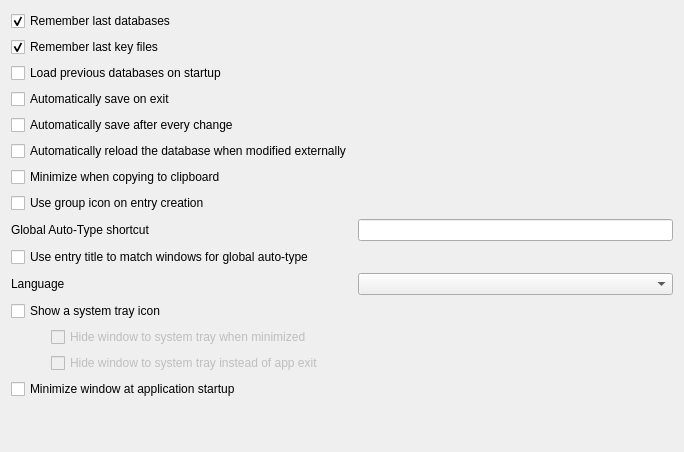
First picture: the form in src/gui/SettingsWidgetGeneral.ui, repository keepassxreboot/keepassxc, before the edit.
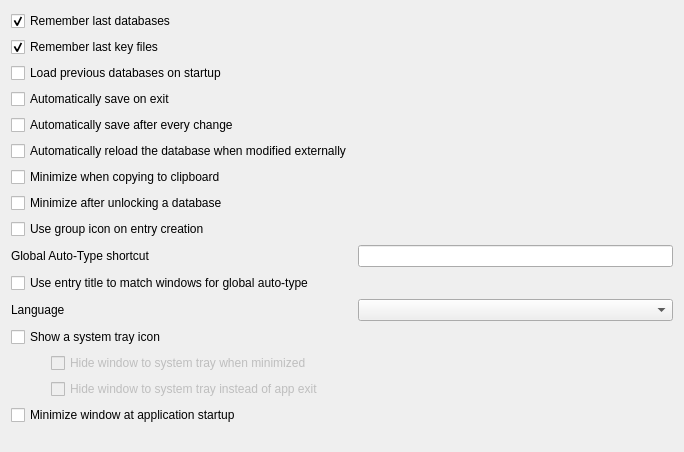
Second picture: the form after the edit. Custom widgets are drawn as their Qt base class.

Commit message: Add option to minimize window after database unlock

```diff
--- a/src/gui/SettingsWidgetGeneral.ui
+++ b/src/gui/SettingsWidgetGeneral.ui
@@ -70,40 +70,47 @@
     </widget>
    </item>
    <item row="7" column="0">
+    <widget class="QCheckBox" name="minimizeOnUnlockCheckBox">
+     <property name="text">
+      <string>Minimize after unlocking a database</string>
+     </property>
+    </widget>
+   </item>
+   <item row="8" column="0">
     <widget class="QCheckBox" name="useGroupIconOnEntryCreationCheckBox">
      <property name="text">
       <string>Use group icon on entry creation</string>
      </property>
     </widget>
    </item>
-   <item row="8" column="0">
+   <item row="9" column="0">
     <widget class="QLabel" name="autoTypeShortcutLabel">
      <property name="text">
       <string>Global Auto-Type shortcut</string>
      </property>
     </widget>
    </item>
-   <item row="8" column="1">
+   <item row="9" column="1">
     <widget class="ShortcutWidget" name="autoTypeShortcutWidget"/>
    </item>
-   <item row="9" column="0">
+   <item row="10" column="0">
     <widget class="QCheckBox" name="autoTypeEntryTitleMatchCheckBox">
      <property name="text">
       <string>Use entry title to match windows for global auto-type</string>
      </property>
     </widget>
    </item>
-   <item row="10" column="0">
+   <item row="11" column="0">
     <widget class="QLabel" name="languageLabel">
      <property name="text">
       <string>Language</string>
      </property>
     </widget>
    </item>
-   <item row="10" column="1">
+   <item row="11" column="1">
     <widget class="QComboBox" name="languageComboBox"/>
    </item>
-   <item row="12" column="0">
+   <item row="13" column="0">
     <layout class="QHBoxLayout" name="systray1Layout">
      <property name="sizeConstraint">
       <enum>QLayout::SetMaximumSize</enum>
@@ -139,7 +146,7 @@
      </item>
     </layout>
    </item>
-   <item row="13" column="0">
+   <item row="14" column="0">
     <layout class="QHBoxLayout" name="systray2Layout">
      <property name="sizeConstraint">
       <enum>QLayout::SetMaximumSize</enum>
@@ -169,7 +176,7 @@
      </item>
     </layout>
    </item>
-   <item row="14" column="0">
+   <item row="15" column="0">
     <layout class="QHBoxLayout" name="systray3Layout">
      <property name="sizeConstraint">
       <enum>QLayout::SetMaximumSize</enum>
@@ -183,7 +190,7 @@
      </item>
     </layout>
    </item>
-   <item row="11" column="0">
+   <item row="12" column="0">
     <widget class="QCheckBox" name="systrayShowCheckBox">
      <property name="text">
       <string>Show a system tray icon</string>
```
The commit also changes 2 other files.
